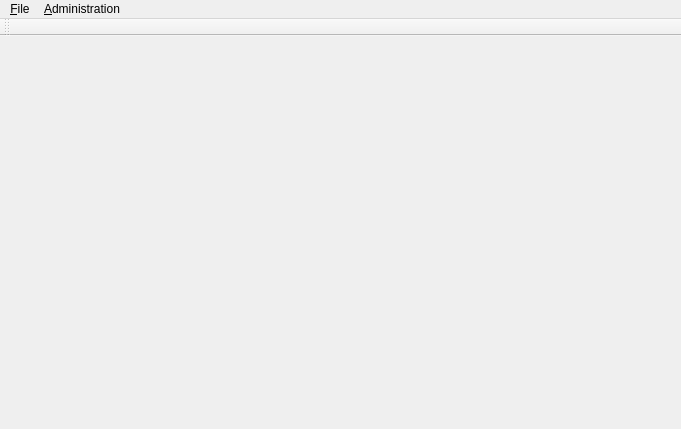
Qt form smartschool.ui (bikmaeff/SmartSchool) before a commit.
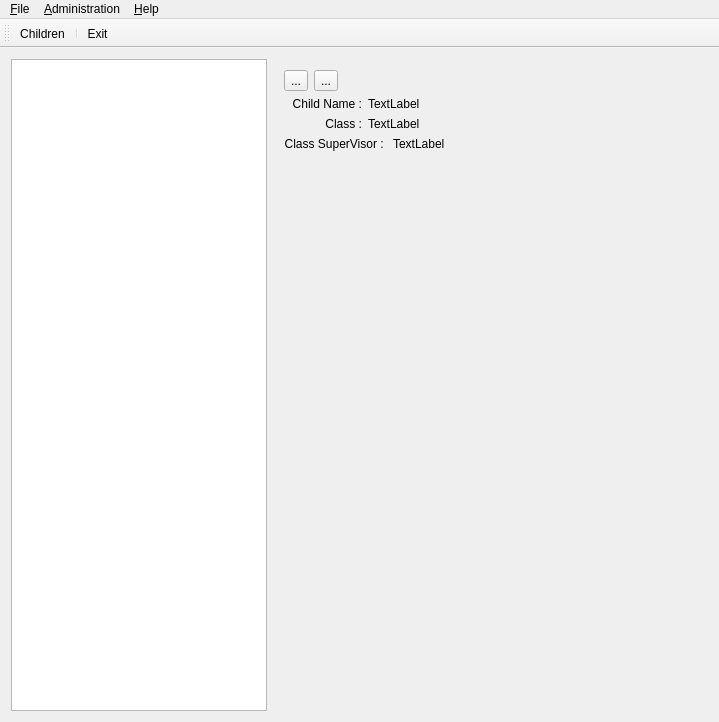
The same form after that commit. Icons and pictures are not drawn.

Commit message: init  Children table

```diff
--- a/smartschool.ui
+++ b/smartschool.ui
@@ -6,20 +6,195 @@
    <rect>
     <x>0</x>
     <y>0</y>
-    <width>681</width>
-    <height>429</height>
+    <width>719</width>
+    <height>722</height>
    </rect>
   </property>
   <property name="windowTitle">
    <string>Smart School V1.0</string>
   </property>
-  <widget class="QWidget" name="centralWidget"/>
+  <widget class="QWidget" name="centralWidget">
+   <layout class="QHBoxLayout" name="horizontalLayout">
+    <item>
+     <widget class="QListView" name="lstGeneral">
+      <property name="sizePolicy">
+       <sizepolicy hsizetype="Minimum" vsizetype="Minimum">
+        <horstretch>0</horstretch>
+        <verstretch>0</verstretch>
+       </sizepolicy>
+      </property>
+      <property name="minimumSize">
+       <size>
+        <width>100</width>
+        <height>100</height>
+       </size>
+      </property>
+      <property name="maximumSize">
+       <size>
+        <width>300</width>
+        <height>16777215</height>
+       </size>
+      </property>
+     </widget>
+    </item>
+    <item>
+     <widget class="QStackedWidget" name="stackedWidget">
+      <widget class="QWidget" name="pgChildren">
+       <layout class="QVBoxLayout" name="verticalLayout_2">
+        <item>
+         <layout class="QHBoxLayout" name="horizontalLayout_6">
+          <item>
+           <widget class="QToolButton" name="toolButton_2">
+            <property name="text">
+             <string>...</string>
+            </property>
+           </widget>
+          </item>
+          <item>
+           <widget class="QToolButton" name="toolButton">
+            <property name="text">
+             <string>...</string>
+            </property>
+           </widget>
+          </item>
+          <item>
+           <spacer name="horizontalSpacer_2">
+            <property name="orientation">
+             <enum>Qt::Horizontal</enum>
+            </property>
+            <property name="sizeHint" stdset="0">
+             <size>
+              <width>40</width>
+              <height>20</height>
+             </size>
+            </property>
+           </spacer>
+          </item>
+         </layout>
+        </item>
+        <item>
+         <layout class="QHBoxLayout" name="horizontalLayout_5">
+          <item>
+           <layout class="QVBoxLayout" name="verticalLayout">
+            <item>
+             <layout class="QHBoxLayout" name="horizontalLayout_2">
+              <item>
+               <widget class="QLabel" name="label">
+                <property name="text">
+                 <string>Child Name :</string>
+                </property>
+                <property name="alignment">
+                 <set>Qt::AlignRight|Qt::AlignTrailing|Qt::AlignVCenter</set>
+                </property>
+               </widget>
+              </item>
+              <item>
+               <widget class="QLabel" name="label_5">
+                <property name="text">
+                 <string>TextLabel</string>
+                </property>
+               </widget>
+              </item>
+             </layout>
+            </item>
+            <item>
+             <layout class="QHBoxLayout" name="horizontalLayout_3">
+              <item>
+               <widget class="QLabel" name="label_2">
+                <property name="text">
+                 <string>Class :</string>
+                </property>
+                <property name="alignment">
+                 <set>Qt::AlignRight|Qt::AlignTrailing|Qt::AlignVCenter</set>
+                </property>
+               </widget>
+              </item>
+              <item>
+               <widget class="QLabel" name="label_6">
+                <property name="text">
+                 <string>TextLabel</string>
+                </property>
+               </widget>
+              </item>
+             </layout>
+            </item>
+            <item>
+             <layout class="QHBoxLayout" name="horizontalLayout_4">
+              <item>
+               <widget class="QLabel" name="label_3">
+                <property name="text">
+                 <string>Class SuperVisor : </string>
+                </property>
+                <property name="alignment">
+                 <set>Qt::AlignRight|Qt::AlignTrailing|Qt::AlignVCenter</set>
+                </property>
+               </widget>
+              </item>
+              <item>
+               <widget class="QLabel" name="label_7">
+                <property name="text">
+                 <string>TextLabel</string>
+                </property>
+               </widget>
+              </item>
+             </layout>
+            </item>
+           </layout>
+          </item>
+          <item>
+           <spacer name="horizontalSpacer">
+            <property name="orientation">
+             <enum>Qt::Horizontal</enum>
+            </property>
+            <property name="sizeHint" stdset="0">
+             <size>
+              <width>40</width>
+              <height>20</height>
+             </size>
+            </property>
+           </spacer>
+          </item>
+          <item>
+           <widget class="QLabel" name="label_4">
+            <property name="text">
+             <string/>
+            </property>
+            <property name="pixmap">
+             <pixmap resource="icons.qrc">:/icons/im-user.png</pixmap>
+            </property>
+            <property name="alignment">
+             <set>Qt::AlignRight|Qt::AlignTrailing|Qt::AlignVCenter</set>
+            </property>
+           </widget>
+          </item>
+         </layout>
+        </item>
+        <item>
+         <spacer name="verticalSpacer">
+          <property name="orientation">
+           <enum>Qt::Vertical</enum>
+          </property>
+          <property name="sizeHint" stdset="0">
+           <size>
+            <width>20</width>
+            <height>429</height>
+           </size>
+          </property>
+         </spacer>
+        </item>
+       </layout>
+      </widget>
+      <widget class="QWidget" name="page_2"/>
+     </widget>
+    </item>
+   </layout>
+  </widget>
   <widget class="QMenuBar" name="menuBar">
    <property name="geometry">
     <rect>
      <x>0</x>
      <y>0</y>
-     <width>681</width>
+     <width>719</width>
      <height>22</height>
     </rect>
    </property>
@@ -27,26 +202,46 @@
     <property name="title">
      <string>&amp;File</string>
     </property>
-    <addaction name="action_Exit"/>
+    <addaction name="actionExit"/>
    </widget>
    <widget class="QMenu" name="menuDatabase">
     <property name="title">
      <string>&amp;Administration</string>
     </property>
-    <addaction name="action_Users"/>
+    <addaction name="actionUsers"/>
+   </widget>
+   <widget class="QMenu" name="menu_Help">
+    <property name="title">
+     <string>&amp;Help</string>
+    </property>
+    <addaction name="actionAboutSmartSchool"/>
+    <addaction name="actionAboutQt"/>
    </widget>
    <addaction name="menu_File"/>
    <addaction name="menuDatabase"/>
+   <addaction name="menu_Help"/>
   </widget>
   <widget class="QToolBar" name="mainToolBar">
+   <property name="iconSize">
+    <size>
+     <width>36</width>
+     <height>36</height>
+    </size>
+   </property>
+   <property name="toolButtonStyle">
+    <enum>Qt::ToolButtonTextUnderIcon</enum>
+   </property>
    <attribute name="toolBarArea">
     <enum>TopToolBarArea</enum>
    </attribute>
    <attribute name="toolBarBreak">
     <bool>false</bool>
    </attribute>
+   <addaction name="actionChildren"/>
+   <addaction name="separator"/>
+   <addaction name="actionExit"/>
   </widget>
-  <action name="action_Exit">
+  <action name="actionExit">
    <property name="icon">
     <iconset resource="icons.qrc">
      <normaloff>:/icons/application-exit.png</normaloff>:/icons/application-exit.png</iconset>
@@ -55,11 +250,48 @@
     <string>&amp;Exit</string>
    </property>
   </action>
-  <action name="action_Users">
+  <action name="actionUsers">
+   <property name="icon">
+    <iconset resource="icons.qrc">
+     <normaloff>:/icons/system-users.png</normaloff>:/icons/system-users.png</iconset>
+   </property>
    <property name="text">
     <string>&amp;Users</string>
    </property>
   </action>
+  <action name="actionAboutSmartSchool">
+   <property name="icon">
+    <iconset resource="icons.qrc">
+     <normaloff>:/icons/system-help.png</normaloff>:/icons/system-help.png</iconset>
+   </property>
+   <property name="text">
+    <string>About Smart School</string>
+   </property>
+  </action>
+  <action name="actionAboutQt">
+   <property name="icon">
+    <iconset resource="icons.qrc">
+     <normaloff>:/icons/qtlogo.png</normaloff>:/icons/qtlogo.png</iconset>
+   </property>
+   <property name="text">
+    <string>About Qt</string>
+   </property>
+   <property name="toolTip">
+    <string>About Qt</string>
+   </property>
+  </action>
+  <action name="actionChildren">
+   <property name="icon">
+    <iconset resource="icons.qrc">
+     <normaloff>:/icons/view-pim-contacts.png</normaloff>:/icons/view-pim-contacts.png</iconset>
+   </property>
+   <property name="text">
+    <string>Children</string>
+   </property>
+   <property name="toolTip">
+    <string>Show All Children</string>
+   </property>
+  </action>
  </widget>
  <layoutdefault spacing="6" margin="11"/>
  <resources>
```
Left out of the diff: 21 changed lines with no effect on the pictures. The commit also changes 11 other files.
